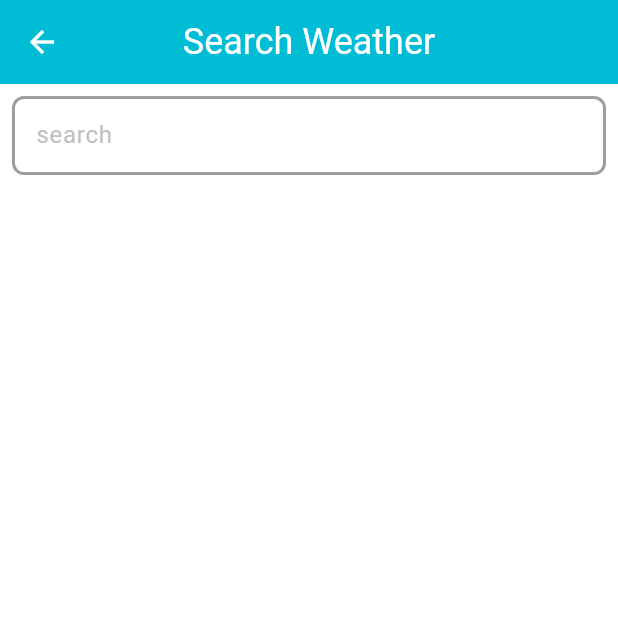
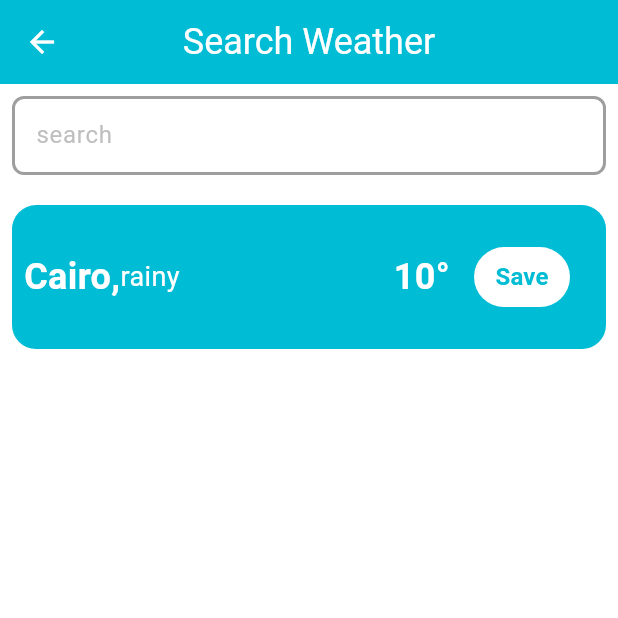
Before and after one commit to MohamedElkerm/Flutter-task, a Flutter app: the SearchScreen screen opened by its route, on a phone screen of 412 x 824 dp, the top half of it. Run offline on Flutter 3.47's test engine with Material 3 defaults, Android fonts, the phone set to English and light mode, and no system bars; drawn by our look-alikes of auto_size_text; our stand-ins replace bloc, dio, flutter_bloc, shared_preferences; accounts and stored records are empty.

Commit message:
make the weather widget can work with button or not

```diff
--- a/lib/modules/home/ui/home_widgets.dart
+++ b/lib/modules/home/ui/home_widgets.dart
@@ -10,11 +10,13 @@ class WeatherCardWidget extends StatelessWidget {
     required this.countryName,
     required this.countryWeatherCondition,
     required this.countryTemp,
+    this.haveSaveButton = false,
   });
 
   final String countryName;
   final String countryWeatherCondition;
   final String countryTemp;
+  final haveSaveButton;
 
   @override
   Widget build(BuildContext context) {
@@ -43,7 +45,7 @@ class WeatherCardWidget extends StatelessWidget {
                 fontSize: 18,
               ),
             ),
-            Spacer(),
+            const Spacer(),
             MyResponsiveText(
               text: "$countryTemp°",
               style: getSemiBold(
@@ -51,6 +53,26 @@ class WeatherCardWidget extends StatelessWidget {
                 fontSize: 24,
               ),
             ),
+            haveSaveButton
+                ? Padding(
+                    padding: const EdgeInsets.all(16.0),
+                    child: TextButton(
+                      onPressed: () {},
+                      style: ButtonStyle(
+                        backgroundColor: WidgetStateProperty.all(
+                          AppColors.myWhite,
+                        ),
+                      ),
+                      child: MyResponsiveText(
+                        text: "Save",
+                        style: getBold(
+                          fontColor: AppColors.primaryColorCyan,
+                          fontSize: 16,
+                        ),
+                      ),
+                    ),
+                  )
+                : const SizedBox(),
           ],
         ),
       ),
--- a/lib/modules/search/ui/search_screen.dart
+++ b/lib/modules/search/ui/search_screen.dart
@@ -1,6 +1,7 @@
 import 'package:flutter/material.dart';
 import 'package:flutter_bloc/flutter_bloc.dart';
 import 'package:weather_app/helper/global_widgets/my_text_form_field.dart';
+import 'package:weather_app/modules/home/ui/home_widgets.dart';
 import 'package:weather_app/modules/search/logic/search_screen_cubit.dart';
 
 import '../../../helper/global_widgets/my_app_bar_widget.dart';
@@ -30,8 +31,18 @@ class SearchScreen extends StatelessWidget {
                   MyTextFormField(
                     hintText: "hintText",
                     label: "search",
-                    textEditingController: searchCubit.searchTextEditingController,
+                    textEditingController:
+                        searchCubit.searchTextEditingController,
                     textInputType: TextInputType.text,
+                  ),
+                  const SizedBox(
+                    height: 20,
+                  ),
+                  const WeatherCardWidget(
+                    countryName: "Cairo",
+                    countryWeatherCondition: "rainy",
+                    countryTemp: "10",
+                    haveSaveButton: true,
                   ),
                 ],
               ),
```
